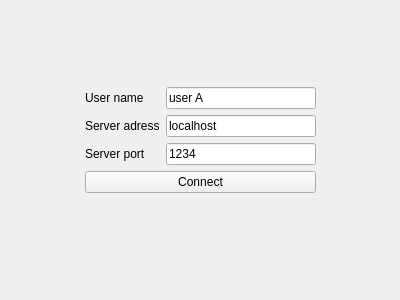
First picture: the form in client/connectwindow.ui, repository D37ER/Radio-Internetowe, before the edit.
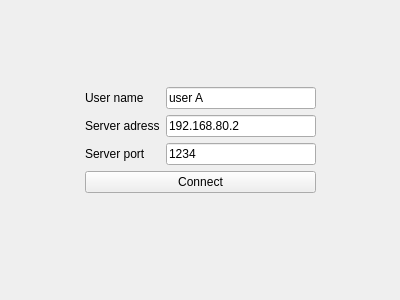
Second picture: the form after the edit.

```diff
--- a/client/connectwindow.ui
+++ b/client/connectwindow.ui
@@ -93,7 +93,7 @@
            </size>
           </property>
           <property name="text">
-           <string>localhost</string>
+           <string>192.168.80.2</string>
           </property>
          </widget>
         </item>
```
